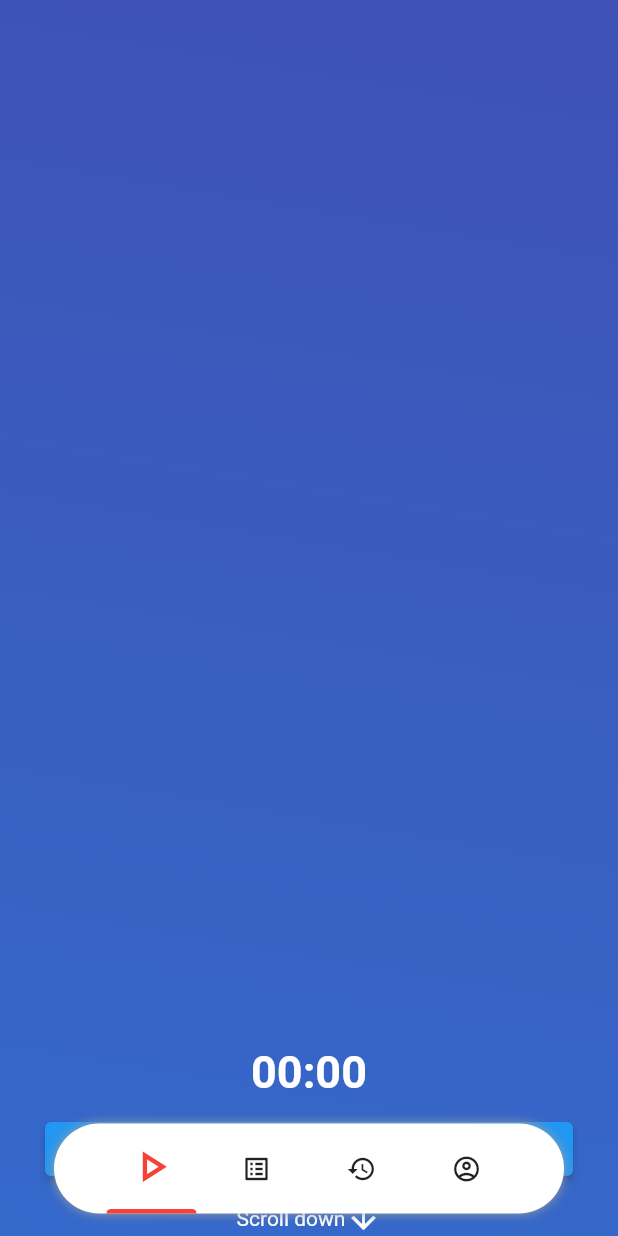
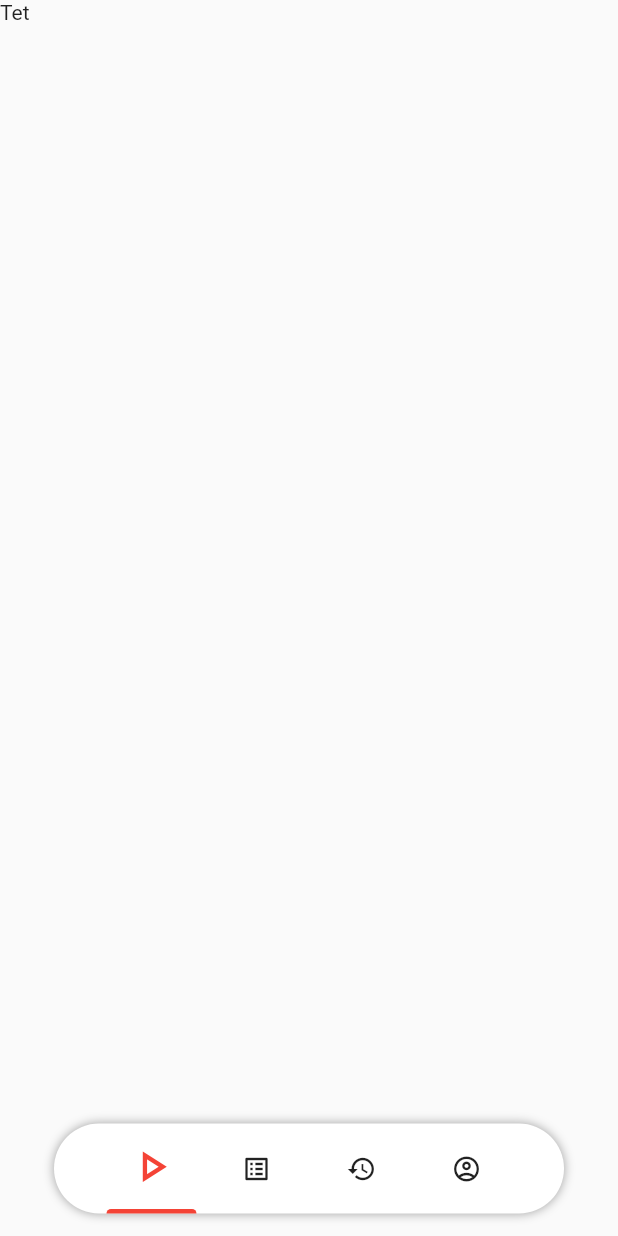
Before and after one commit to theKooker/hackaTum_InterhypApp, a Flutter app: the screen it shows after launch, after a tap on the "play arrow" icon, on a phone screen of 412 x 824 dp. Run offline on Flutter 3.47's test engine with Material 2 defaults, Android fonts, the phone set to English and light mode, and no system bars; our stand-ins replace firebase_auth; accounts and stored records are empty.

Commit message:
fixed app

```diff
--- a/shower_tracking_app/lib/components/history.dart
+++ /dev/null
@@ -1,16 +0,0 @@
-import 'package:flutter/widgets.dart';
-
-class History extends StatefulWidget{
-  @override
-  State<StatefulWidget> createState() => _HistoryState();
-}
-
-class _HistoryState extends State<History>{
-  @override
-  Widget build(BuildContext context) {
-    return Container(
-      height: MediaQuery.of(context).size.height,
-      child: Center(child: Text("History")),
-    );
-  }
-}
--- a/shower_tracking_app/lib/components/ranking.dart
+++ /dev/null
@@ -1,16 +0,0 @@
-import 'package:flutter/material.dart';
-
-class Ranking extends StatefulWidget{
-  @override
-  State<StatefulWidget> createState() => _RankingState();
-}
-
-class _RankingState extends State<Ranking>{
-  @override
-  Widget build(BuildContext context) {
-    return Container(
-      height: MediaQuery.of(context).size.height,
-      child: Center(child: const Text('Ranking')),
-    );
-  }
-}
--- a/shower_tracking_app/lib/components/tracker.dart
+++ /dev/null
@@ -1,68 +0,0 @@
-import 'package:flutter/material.dart';
-
-class Tracker extends StatefulWidget {
-  @override
-  State<StatefulWidget> createState() => _TrackerState();
-}
-
-class _TrackerState extends State<Tracker> {
-  @override
-  Widget build(BuildContext context) {
-    return SizedBox(
-      height: MediaQuery.of(context).size.height,
-      child: Stack(
-        children: [
-          Expanded(
-            child: Align(
-              alignment: Alignment.bottomCenter,
-              child: Column(
-                mainAxisSize: MainAxisSize.min,
-                children: [
-                  const Text(
-                    '00:00',
-                    style: TextStyle(
-                      fontSize: 30,
-                      fontWeight: FontWeight.bold,
-                      color: Colors.white,
-                    ),
-                  ),
-                  Padding(
-                    padding: const EdgeInsets.only(
-                      right: 30.0,
-                      left: 30.0,
-                      bottom: 10.0,
-                      top: 10.0,
-                    ),
-                    child: SizedBox(
-                      width: double.infinity,
-                      child: ElevatedButton.icon(
-                        onPressed: () {},
-                        icon: const Icon(Icons.play_arrow),
-                        label: const Expanded(
-                          child: Center(
-                            child: Text("Start Timer"),
-                          ),
-                        ),
-                      ),
-                    ),
-                  ),
-                  Row(
-                    mainAxisAlignment: MainAxisAlignment.center,
-                    mainAxisSize: MainAxisSize.min,
-                    children: const [
-                      Text("Scroll down"),
-                      Icon(
-                        Icons.arrow_downward,
-                        color: Colors.white,
-                      ),
-                    ],
-                  ),
-                ],
-              ),
-            ),
-          ),
-        ],
-      ),
-    );
-  }
-}
--- /dev/null
+++ b/shower_tracking_app/lib/data/history.dart
@@ -0,0 +1,36 @@
+/**
+ * This Class is a helper class for the History data points in database.
+ * It gives the frame for a History data point.
+ */
+
+class History {
+  String id;
+  DateTime creationDate;
+  int duration;
+
+  History({
+    required this.id,
+    required this.creationDate,
+    required this.duration,
+  });
+
+  int getMinutes() {
+    return duration ~/ 60;
+  }
+
+  int getSeconds() {
+    return duration % 60;
+  }
+
+  Object toJson() {
+    return {
+      'id': id,
+      'duration': duration,
+    };
+  }
+
+  History.fromJson(Map<String, dynamic> json)
+      : id = json['id'],
+        creationDate = DateTime.parse(json['creationDate']),
+        duration = json['duration'];
+}
--- a/shower_tracking_app/lib/main.dart
+++ b/shower_tracking_app/lib/main.dart
@@ -1,73 +1,30 @@
 import 'package:flutter/material.dart';
-import 'package:shower_tracking_app/components/bottom_bar.dart';
-import 'package:shower_tracking_app/components/history.dart';
-import 'package:shower_tracking_app/components/ranking.dart';
-import 'package:shower_tracking_app/components/tracker.dart';
+import 'package:shower_tracking_app/router.dart';
 
 void main() {
-  runApp(const MyApp());
+  runApp(const App());
 }
 
-class MyApp extends StatelessWidget {
-  const MyApp({Key? key}) : super(key: key);
+class App extends StatefulWidget {
+  const App({Key? key}) : super(key: key);
 
-  // This widget is the root of your application.
+  @override
+  _AppState createState() => _AppState();
+}
+
+class _AppState extends State<App> {
+
   @override
   Widget build(BuildContext context) {
+    //final Future<FirebaseApp> _initialization = Firebase.initializeApp();
+
     return MaterialApp(
-      title: 'Shower Tracking App',
+      title: 'Shower Tracking',
       theme: ThemeData(
-        textTheme: const TextTheme(
-          bodyText1: TextStyle(),
-          bodyText2: TextStyle(),
-        ).apply(
-          bodyColor: Colors.white,
-        ),
+        primarySwatch: Colors.blue,
+        visualDensity: VisualDensity.adaptivePlatformDensity,
       ),
-      home: const Home(),
+      home: const RouterPage(),
     );
   }
 }
-
-class Home extends StatelessWidget {
-  const Home({Key? key}) : super(key: key);
-
-  @override
-  Widget build(BuildContext context) {
-    return Scaffold(
-      body: Stack(children: [
-        SingleChildScrollView(
-          child: Container(
-            decoration: const BoxDecoration(
-              gradient: LinearGradient(
-                begin: Alignment.topRight,
-                end: Alignment.bottomLeft,
-                colors: [
-                  Colors.indigo,
-                  Colors.blue,
-                ],
-              ),
-            ),
-            child: Column(
-              children: [
-                Tracker(),
-                Ranking(),
-                History(),
-              ],
-            ),
-          ),
-        ),
-        BottomBar(
-            index: 0,
-            onChange: (value) {},
-            items: <BottomBarItem>[
-              BottomBarItem(Icons.play_arrow_outlined, label: "Record"), //Recording
-              BottomBarItem(Icons.list_alt_outlined), //Ranking
-              BottomBarItem(Icons.history_outlined), //History
-              BottomBarItem(Icons.account_circle_outlined), //Account
-            ],
-          ),
-      ]),
-    );
-  }
-}
--- /dev/null
+++ b/shower_tracking_app/lib/network/account_data.dart
@@ -0,0 +1,15 @@
+import 'package:firebase_auth/firebase_auth.dart';
+
+class AccountData {
+  static Future<bool> isLoggedIn() async {
+    return await FirebaseAuth.instance.currentUser() != null;
+  }
+
+  static Future<String> getUserId() async {
+    return (await FirebaseAuth.instance.currentUser()).uid;
+  }
+
+  static Future<String> getUserName() async {
+    return (await FirebaseAuth.instance.currentUser()).displayName;
+  }
+}
--- /dev/null
+++ b/shower_tracking_app/lib/network/history_data.dart
@@ -0,0 +1,3 @@
+class HistoryData {
+
+}
--- /dev/null
+++ b/shower_tracking_app/lib/pages/test_page.dart
@@ -0,0 +1,8 @@
+import 'package:flutter/cupertino.dart';
+
+class TestPage extends StatelessWidget{
+  @override
+  Widget build(BuildContext context) {
+    return SafeArea(child: Text("Tet"));
+  }
+}
--- /dev/null
+++ b/shower_tracking_app/lib/router.dart
@@ -0,0 +1,29 @@
+import 'package:flutter/material.dart';
+import 'package:shower_tracking_app/pages/test_page.dart';
+
+import 'components/bottom_bar.dart';
+
+class RouterPage extends StatelessWidget {
+  const RouterPage({
+    Key? key,
+  }) : super(key: key);
+
+  @override
+  Widget build(BuildContext context) {
+    return Scaffold(
+      body: Stack(children: [
+        TestPage(),
+        BottomBar(
+            index: 0,
+            onChange: (value) {},
+            items: <BottomBarItem>[
+              BottomBarItem(Icons.play_arrow_outlined, label: "Record"), //Recording
+              BottomBarItem(Icons.list_alt_outlined), //Ranking
+              BottomBarItem(Icons.history_outlined), //History
+              BottomBarItem(Icons.account_circle_outlined), //Account
+            ],
+          ),
+      ]),
+    );
+  }
+}
```
Also changed, not shown: shower_tracking_app/pubspec.yaml (+8 -0 lines), shower_tracking_app/lib/network/ranking_data.dart (added), shower_tracking_app/lib/pages/history_page.dart (added), shower_tracking_app/lib/pages/ranking_page.dart (added), shower_tracking_app/lib/pages/recording_page.dart (added), shower_tracking_app/pubspec.lock, 2 other files.
